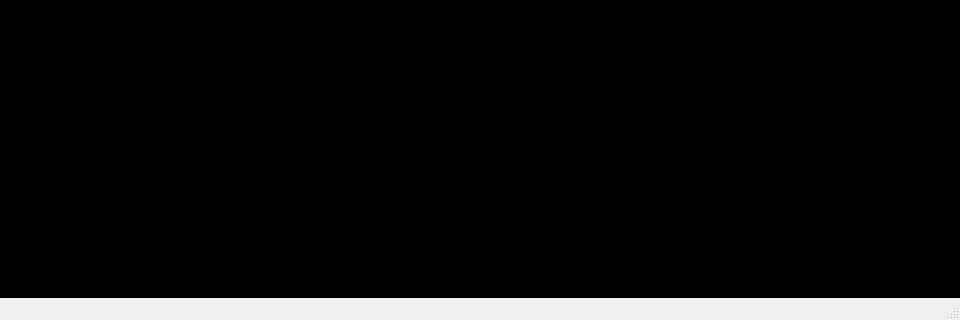
dgaiero/SubVid, file layouts/image_viewer.ui: the form before one commit; both pictures show x 0 to 960 and y 220 to 540 of the 960 by 540 pixel window.
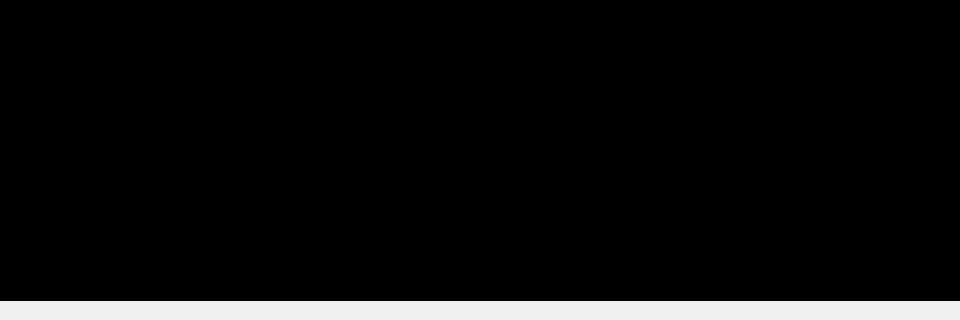
The form after the commit.

Commit message: update image viewer UI

The edit to the form file:
```diff
--- a/layouts/image_viewer.ui
+++ b/layouts/image_viewer.ui
@@ -42,7 +42,14 @@
     </item>
    </layout>
   </widget>
-  <widget class="QStatusBar" name="statusbar"/>
+  <widget class="QStatusBar" name="statusbar">
+   <property name="enabled">
+    <bool>false</bool>
+   </property>
+   <property name="sizeGripEnabled">
+    <bool>false</bool>
+   </property>
+  </widget>
  </widget>
  <resources/>
  <connections/>
```
Left out of the diff: 5 changed lines with no effect on the pictures. The commit also changes 1 other file.
